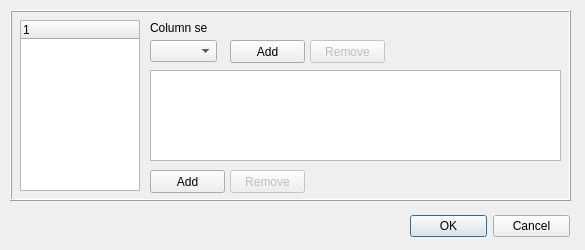
First picture: the form in OptionsDialog.ui, repository martin-kudlicka/file-commander, before the edit.
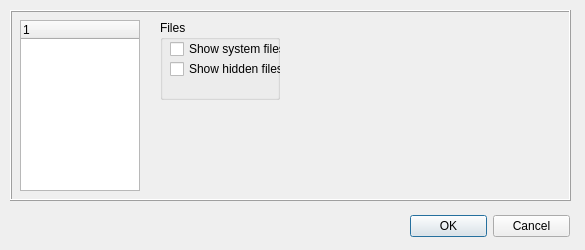
Second picture: the form after the edit.

Commit message: + display choices - select to show hidden and system files (not implemented yet)

```diff
--- a/OptionsDialog.ui
+++ b/OptionsDialog.ui
@@ -50,6 +50,47 @@
      <number>1</number>
     </property>
     <widget class="QWidget" name="page_4" />
+    <widget class="QWidget" name="page_5" >
+     <widget class="QGroupBox" name="groupBox" >
+      <property name="geometry" >
+       <rect>
+        <x>10</x>
+        <y>10</y>
+        <width>120</width>
+        <height>80</height>
+       </rect>
+      </property>
+      <property name="title" >
+       <string>Files</string>
+      </property>
+      <widget class="QCheckBox" name="qcbShowSystemFiles" >
+       <property name="geometry" >
+        <rect>
+         <x>10</x>
+         <y>20</y>
+         <width>111</width>
+         <height>18</height>
+        </rect>
+       </property>
+       <property name="text" >
+        <string>Show system files</string>
+       </property>
+      </widget>
+      <widget class="QCheckBox" name="qcbShowHiddenFiles" >
+       <property name="geometry" >
+        <rect>
+         <x>10</x>
+         <y>40</y>
+         <width>111</width>
+         <height>18</height>
+        </rect>
+       </property>
+       <property name="text" >
+        <string>Show hidden files</string>
+       </property>
+      </widget>
+     </widget>
+    </widget>
     <widget class="QWidget" name="page_3" >
      <widget class="QComboBox" name="qcbColumnSet" >
       <property name="geometry" >
```
The commit also changes 6 other files.
